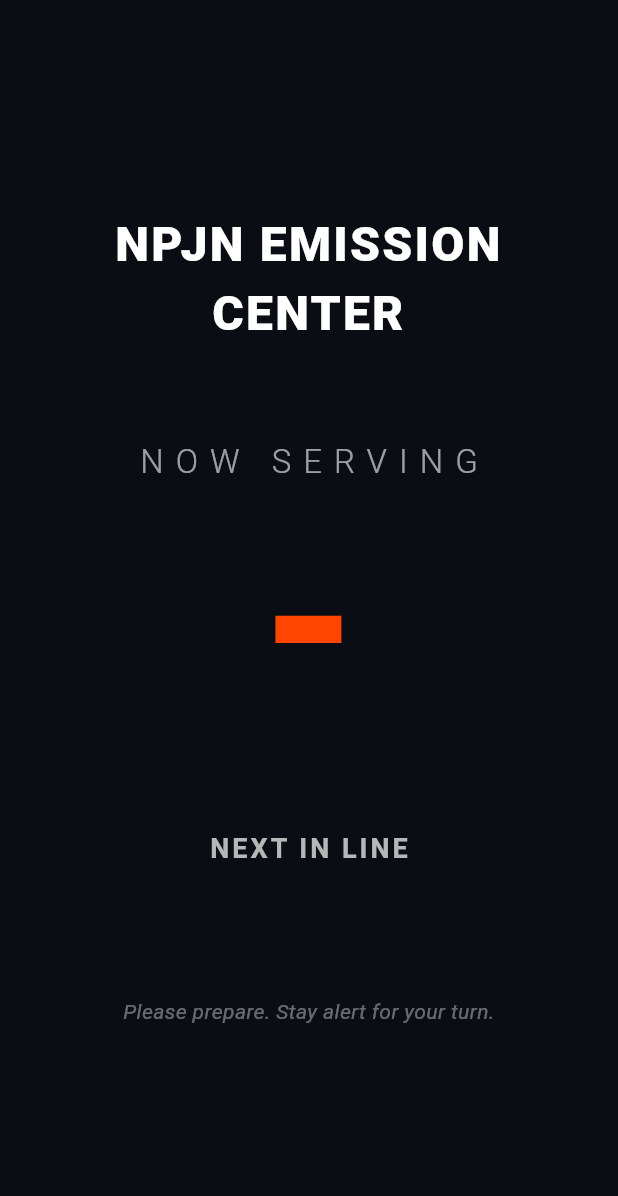
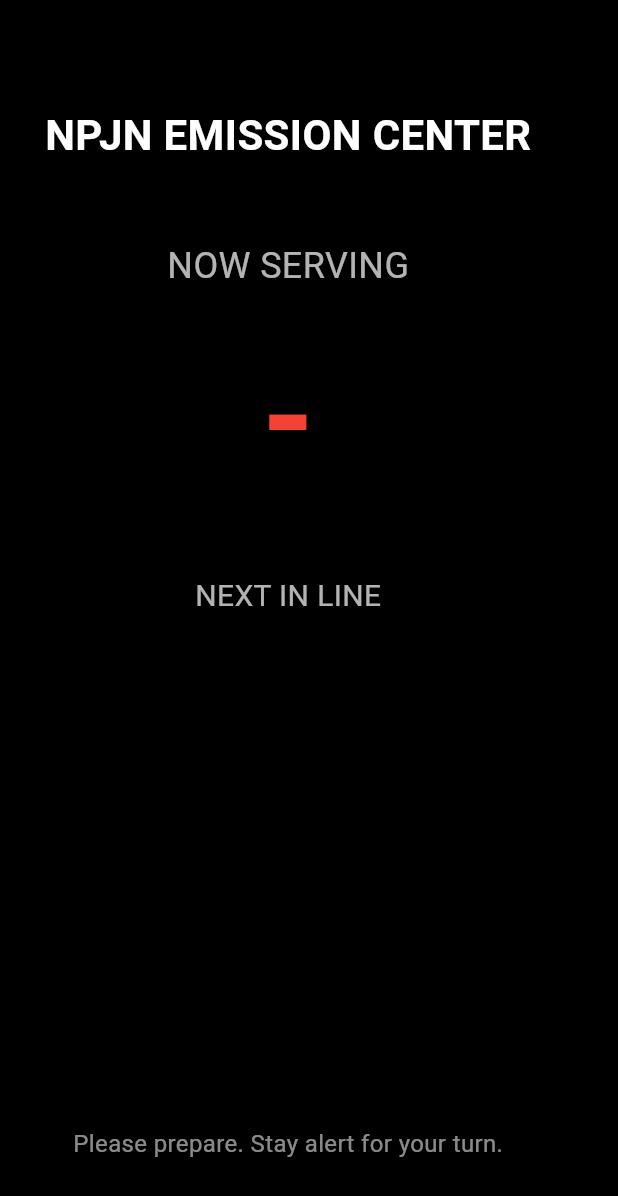
Before and after one commit to jastin213/Queue_Tracking_App, a Flutter app: the AdminPage screen opened directly, after a tap on "Open Display Screen", on a phone screen of 412 x 824 dp. Shown: the top 1196 px of the screen. Run offline on Flutter 3.47's test engine with Material 3 defaults, Android fonts, the phone set to English and light mode, and no system bars.

Commit message:
Working UI

```diff
--- a/lib/screens/admin_page.dart
+++ b/lib/screens/admin_page.dart
@@ -74,9 +74,11 @@ class _AdminPageState extends State<AdminPage> {
 
     return Scaffold(
       backgroundColor: const Color.fromARGB(255, 227, 242, 248),
+
       body: SafeArea(
         child: Column(
           children: [
+            // 🔝 HEADER
             Padding(
               padding: const EdgeInsets.symmetric(horizontal: 15, vertical: 10),
               child: Row(
@@ -92,6 +94,8 @@ class _AdminPageState extends State<AdminPage> {
                 ],
               ),
             ),
+
+            // 🟦 MAIN CONTENT
             Expanded(
               child: Container(
                 margin: const EdgeInsets.all(16),
@@ -106,8 +110,10 @@ class _AdminPageState extends State<AdminPage> {
                     ),
                   ],
                 ),
+
                 child: Column(
                   children: [
+                    // 🔴 NOW SERVING
                     Container(
                       width: double.infinity,
                       padding: const EdgeInsets.all(20),
@@ -136,27 +142,23 @@ class _AdminPageState extends State<AdminPage> {
                         ],
                       ),
                     ),
+
                     const SizedBox(height: 15),
+
                     Text(
                       "Issued Today: ${nextQueueNumber - 1} / 80",
                       style: const TextStyle(fontWeight: FontWeight.bold),
                     ),
+
                     const SizedBox(height: 20),
 
+                    // 🔘 BUTTONS
                     Row(
                       children: [
                         Expanded(
-                          child: Material(
-                            elevation: 3,
-                            shadowColor: Colors.black.withOpacity(0.2),
-                            borderRadius: BorderRadius.circular(30),
                           child: OutlinedButton(
                             style: OutlinedButton.styleFrom(
-                                backgroundColor: Colors.white,
-                                foregroundColor: Colors.black,
-                                padding: const EdgeInsets.symmetric(
-                                  vertical: 14,
-                                ),
+                              padding: const EdgeInsets.symmetric(vertical: 14),
                               shape: RoundedRectangleBorder(
                                 borderRadius: BorderRadius.circular(30),
                               ),
@@ -165,20 +167,16 @@ class _AdminPageState extends State<AdminPage> {
                             child: const Text("Add Customer"),
                           ),
                         ),
-                        ),
                         const SizedBox(width: 10),
                         Expanded(
                           child: ElevatedButton(
                             style: ElevatedButton.styleFrom(
                               backgroundColor: const Color.fromARGB(
                                 255,
-                                55,
-                                218,
-                                109,
+                                25,
+                                233,
+                                88,
                               ),
-                              foregroundColor: Colors.black,
-                              elevation: 4,
-                              shadowColor: Colors.black.withOpacity(0.25),
                               padding: const EdgeInsets.symmetric(vertical: 14),
                               shape: RoundedRectangleBorder(
                                 borderRadius: BorderRadius.circular(30),
@@ -193,18 +191,13 @@ class _AdminPageState extends State<AdminPage> {
 
                     const SizedBox(height: 12),
 
+                    // 📺 DISPLAY
                     SizedBox(
                       width: double.infinity,
-                      child: Material(
-                        elevation: 2,
-                        shadowColor: Colors.black.withOpacity(0.2),
-                        borderRadius: BorderRadius.circular(30),
                       child: OutlinedButton.icon(
                         icon: const Icon(Icons.tv),
                         label: const Text("Open Display Screen"),
                         style: OutlinedButton.styleFrom(
-                            backgroundColor: Colors.white,
-                            foregroundColor: Colors.black,
                           padding: const EdgeInsets.symmetric(vertical: 14),
                           shape: RoundedRectangleBorder(
                             borderRadius: BorderRadius.circular(30),
@@ -220,22 +213,16 @@ class _AdminPageState extends State<AdminPage> {
                         },
                       ),
                     ),
-                    ),
 
                     const SizedBox(height: 10),
 
+                    // 🔁 RESET
                     SizedBox(
                       width: double.infinity,
-                      child: Material(
-                        elevation: 2,
-                        shadowColor: Colors.black.withOpacity(0.2),
-                        borderRadius: BorderRadius.circular(30),
                       child: OutlinedButton.icon(
                         icon: const Icon(Icons.restart_alt),
                         label: const Text("Reset for New Day"),
                         style: OutlinedButton.styleFrom(
-                            backgroundColor: Colors.white,
-                            foregroundColor: Colors.black,
                           padding: const EdgeInsets.symmetric(vertical: 14),
                           shape: RoundedRectangleBorder(
                             borderRadius: BorderRadius.circular(30),
@@ -244,10 +231,10 @@ class _AdminPageState extends State<AdminPage> {
                         onPressed: resetDay,
                       ),
                     ),
-                    ),
 
                     const SizedBox(height: 20),
 
+                    // 📋 WAITING LIST
                     const Align(
                       alignment: Alignment.centerLeft,
                       child: Text(
@@ -268,17 +255,12 @@ class _AdminPageState extends State<AdminPage> {
                           return Container(
                             margin: const EdgeInsets.only(bottom: 10),
                             decoration: BoxDecoration(
-                              color: const Color.fromARGB(255, 236, 235, 235),
+                              color: Colors.grey.shade100,
                               borderRadius: BorderRadius.circular(15),
                             ),
                             child: ListTile(
                               leading: CircleAvatar(
-                                backgroundColor: const Color.fromARGB(
-                                  255,
-                                  56,
-                                  55,
-                                  55,
-                                ),
+                                backgroundColor: Colors.black,
                                 child: Text(
                                   "${index + 1}",
                                   style: const TextStyle(color: Colors.white),
--- a/lib/screens/display_page.dart
+++ b/lib/screens/display_page.dart
@@ -11,106 +11,68 @@ class DisplayPage extends StatelessWidget {
         : "A$currentServingNumber";
 
     return Scaffold(
-      backgroundColor: const Color(0xFF0A0E14),
-      body: SafeArea(
-        // The Center widget ensures the Column stays in the middle horizontally
-        child: Center(
-          child: Padding(
-            padding: const EdgeInsets.symmetric(horizontal: 24.0),
+      backgroundColor: Colors.black,
+      body: Padding(
+        padding: const EdgeInsets.all(30),
         child: Column(
-              // This aligns the content vertically in the middle
-              mainAxisAlignment: MainAxisAlignment.center,
           crossAxisAlignment: CrossAxisAlignment.center,
           children: [
+            const SizedBox(height: 40),
+
             const Text(
               "NPJN EMISSION CENTER",
-                  textAlign: TextAlign.center,
               style: TextStyle(
                 color: Colors.white,
-                    fontSize: 32,
-                    fontWeight: FontWeight.w900,
-                    letterSpacing: 1.5,
+                fontSize: 28,
+                fontWeight: FontWeight.bold,
               ),
             ),
 
-                const SizedBox(height: 60), // Fixed gap
+            const SizedBox(height: 50),
 
-                Text(
+            const Text(
               "NOW SERVING",
-                  style: TextStyle(
-                    color: Colors.white.withOpacity(0.6),
-                    fontSize: 22,
-                    letterSpacing: 8,
-                    fontWeight: FontWeight.w300,
-                  ),
+              style: TextStyle(color: Colors.white70, fontSize: 24),
             ),
 
-                const SizedBox(height: 10),
+            const SizedBox(height: 20),
 
             Text(
               nowServing,
               style: const TextStyle(
-                    color: Color(0xFFFF4500),
-                    fontSize: 160,
-                    fontWeight: FontWeight.bold,
-                    height: 1.0,
-                  ),
-                ),
-
-                const SizedBox(height: 60), // Fixed gap
-
-                const Text(
-                  "NEXT IN LINE",
-                  style: TextStyle(
-                    color: Colors.white70,
-                    fontSize: 18,
-                    letterSpacing: 2,
+                color: Colors.red,
+                fontSize: 90,
                 fontWeight: FontWeight.bold,
               ),
             ),
 
-                const SizedBox(height: 25),
+            const SizedBox(height: 40),
 
-                // Wrap naturally aligns center with alignment property
+            const Text(
+              "NEXT IN LINE",
+              style: TextStyle(color: Colors.white70, fontSize: 20),
+            ),
+
+            const SizedBox(height: 20),
+
             Wrap(
-                  spacing: 16,
-                  runSpacing: 16,
-                  alignment: WrapAlignment.center,
-                  children: globalQueue.map((q) {
-                    return Container(
-                      width: 80,
-                      height: 55,
-                      decoration: BoxDecoration(
-                        color: Colors.white,
-                        borderRadius: BorderRadius.circular(12),
-                      ),
-                      alignment: Alignment.center,
-                      child: Text(
-                        q,
-                        style: const TextStyle(
-                          color: Color(0xFF0A0E14),
-                          fontSize: 22,
-                          fontWeight: FontWeight.bold,
-                        ),
-                      ),
+              spacing: 20,
+              children: globalQueue.take(5).map((q) {
+                return Chip(
+                  label: Text(q, style: const TextStyle(fontSize: 20)),
                 );
               }).toList(),
             ),
 
-                const SizedBox(height: 60), // Fixed gap
+            const Spacer(),
 
             const Text(
               "Please prepare. Stay alert for your turn.",
-                  textAlign: TextAlign.center,
-                  style: TextStyle(
-                    color: Colors.white38,
-                    fontSize: 14,
-                    fontStyle: FontStyle.italic,
+              style: TextStyle(color: Colors.white54, fontSize: 16),
             ),
-                ),
+
+            const SizedBox(height: 20),
           ],
-            ),
-          ),
         ),
       ),
     );
```
Also changed, not shown: lib/screens/track_page.dart (+22 -80 lines), lib/screens/admin_login.dart (line endings or trailing spaces), lib/screens/home_page.dart (line endings or trailing spaces). Lines whose indentation alone changed are shown as unchanged.
